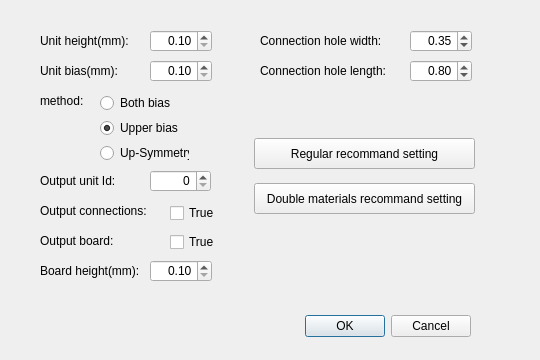
Qt form gui/stl_dialog.ui (Sepkimmy-YPW/PyGamicV2) before a commit.
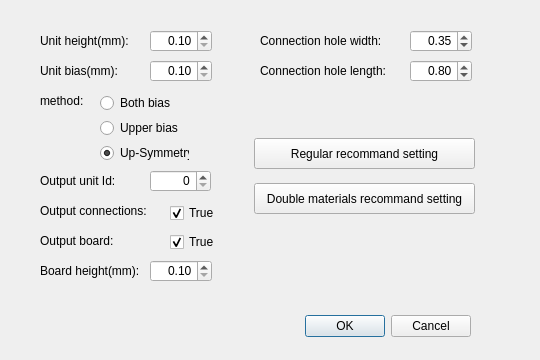
The same form after that commit.

```diff
--- a/gui/stl_dialog.ui
+++ b/gui/stl_dialog.ui
@@ -109,7 +109,7 @@
     <string>Upper bias</string>
    </property>
    <property name="checked">
-    <bool>true</bool>
+    <bool>false</bool>
    </property>
   </widget>
   <widget class="QLabel" name="label_unit_id">
@@ -163,6 +163,9 @@
    <property name="text">
     <string>True</string>
    </property>
+   <property name="checked">
+    <bool>true</bool>
+   </property>
   </widget>
   <widget class="QDoubleSpinBox" name="doubleSpinBox_unit_height">
    <property name="geometry">
@@ -344,6 +347,9 @@
    <property name="text">
     <string>True</string>
    </property>
+   <property name="checked">
+    <bool>true</bool>
+   </property>
   </widget>
   <widget class="QLabel" name="label_board_height">
    <property name="geometry">
@@ -389,6 +395,9 @@
    <property name="text">
     <string>Up-Symmetry</string>
    </property>
+   <property name="checked">
+    <bool>true</bool>
+   </property>
   </widget>
  </widget>
  <resources/>
```
